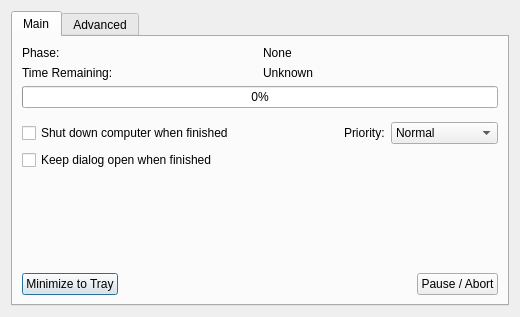
This is avidemux/qt4/ADM_userInterfaces/ADM_dialog/encoding.ui in mean00/avidemux2 as Qt 5 draws it before an edit. The edited form follows.
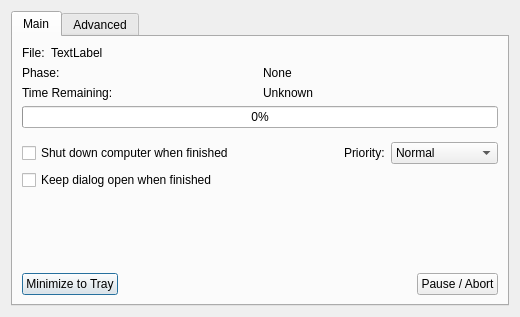
This is the edited form.

Commit message: [Q_encoding] show output file name

Diff of the .ui file:
```diff
--- a/avidemux/qt4/ADM_userInterfaces/ADM_dialog/encoding.ui
+++ b/avidemux/qt4/ADM_userInterfaces/ADM_dialog/encoding.ui
@@ -42,6 +42,36 @@
        <string>Main</string>
       </attribute>
       <layout class="QVBoxLayout" name="verticalLayout">
+       <item>
+        <layout class="QHBoxLayout" name="horizontalLayout_2">
+         <item>
+          <widget class="QLabel" name="labelFileName">
+           <property name="sizePolicy">
+            <sizepolicy hsizetype="Minimum" vsizetype="Preferred">
+             <horstretch>0</horstretch>
+             <verstretch>0</verstretch>
+            </sizepolicy>
+           </property>
+           <property name="text">
+            <string>File:</string>
+           </property>
+          </widget>
+         </item>
+         <item>
+          <widget class="QLabel" name="labelFN">
+           <property name="sizePolicy">
+            <sizepolicy hsizetype="Expanding" vsizetype="Preferred">
+             <horstretch>0</horstretch>
+             <verstretch>0</verstretch>
+            </sizepolicy>
+           </property>
+           <property name="text">
+            <string notr="true">TextLabel</string>
+           </property>
+          </widget>
+         </item>
+        </layout>
+       </item>
        <item>
         <layout class="QGridLayout" name="gridLayout">
          <item row="1" column="0">
```
Left out of the diff: 26 changed lines with no effect on the pictures. The commit also changes 15 other files.
